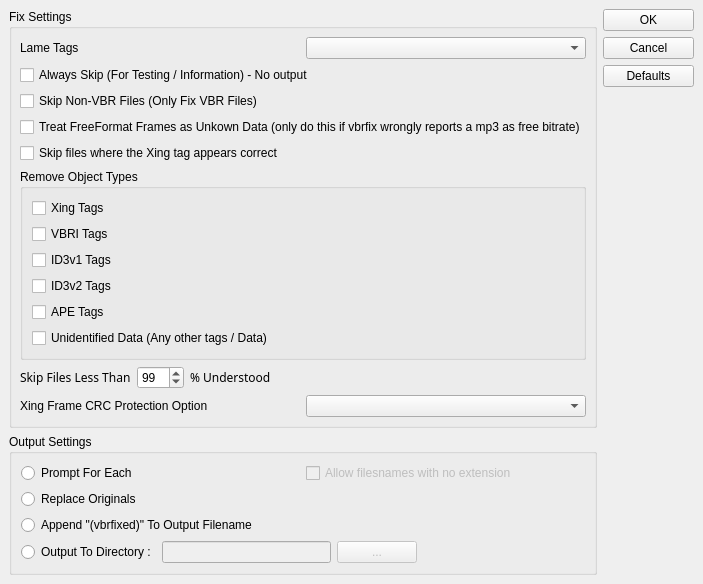
fidget77/vbrfix, file QtFixer/settings.ui: the form before one commit.
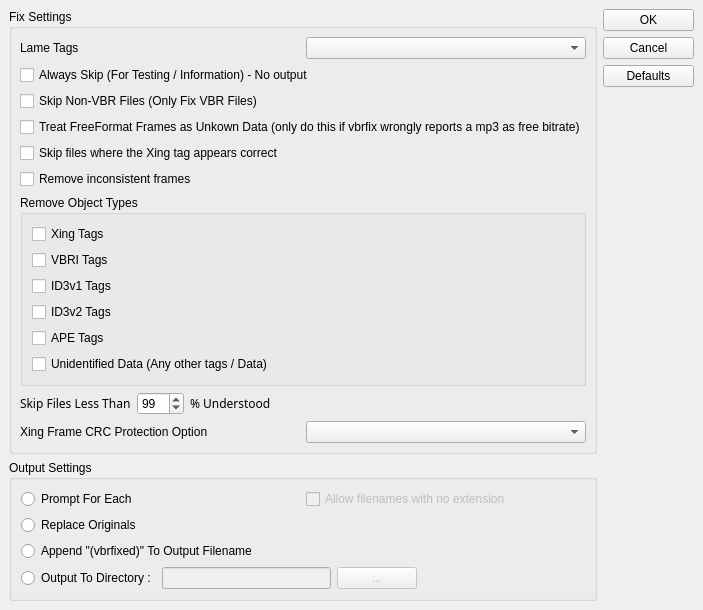
The form after the commit.

Commit message: Added frame consistency check and frame info tool

What changed in the file:
```diff
--- a/QtFixer/settings.ui
+++ b/QtFixer/settings.ui
@@ -7,7 +7,7 @@
     <x>0</x>
     <y>0</y>
     <width>662</width>
-    <height>547</height>
+    <height>571</height>
    </rect>
   </property>
   <property name="windowTitle" >
@@ -107,6 +107,13 @@
           </property>
          </widget>
         </item>
+        <item>
+         <widget class="QCheckBox" name="removeInconsistentFrames" >
+          <property name="text" >
+           <string>Remove inconsistent frames</string>
+          </property>
+         </widget>
+        </item>
         <item>
          <layout class="QHBoxLayout" >
           <property name="spacing" >
@@ -286,7 +293,7 @@
              <bool>false</bool>
             </property>
             <property name="text" >
-             <string>Allow filesnames with no extension</string>
+             <string>Allow filenames with no extension</string>
             </property>
            </widget>
           </item>
```
The commit also changes 17 other files.
